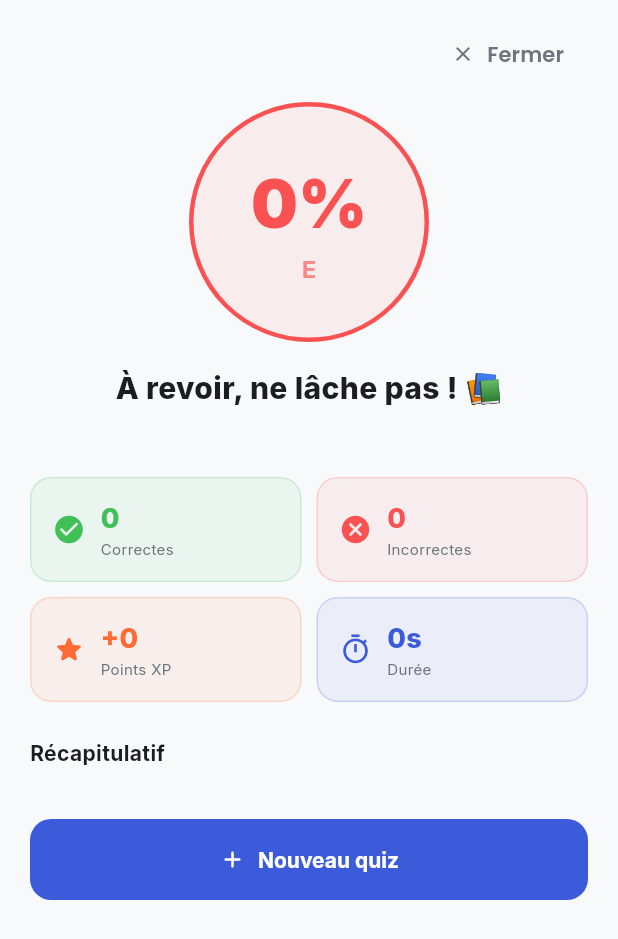
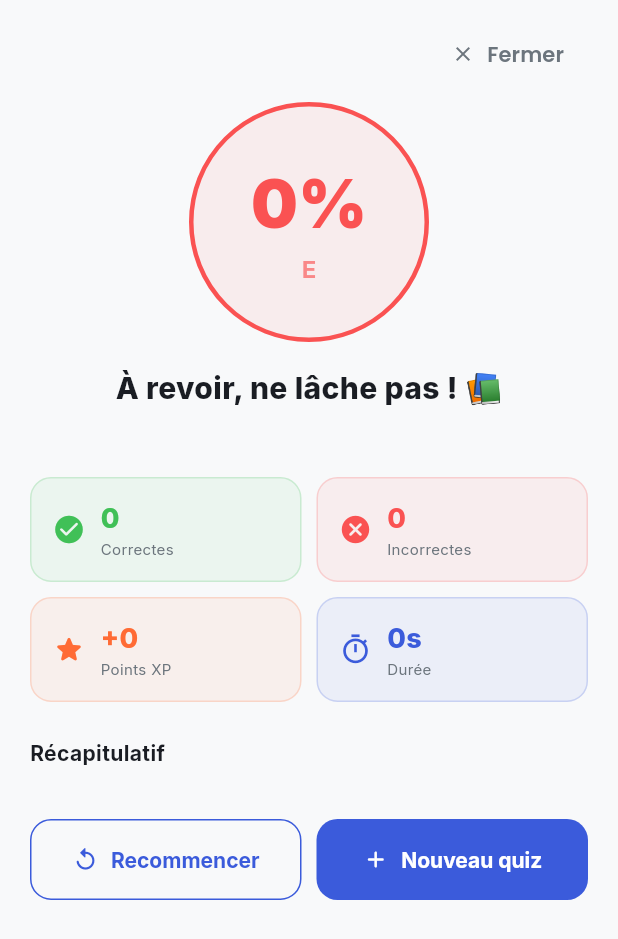
Before and after one commit to bit2025-kj/drift_code, a Flutter app: the _ResultScreen screen opened directly with empty values, on a phone screen of 412 x 824 dp. Shown: the top 939 px of the screen. Run offline on Flutter 3.47's test engine with Material 3 defaults, Android fonts, the phone set to English and light mode, and no system bars; our stand-ins replace cached_network_image, connectivity_plus, dio, drift, file_picker, flutter_markdown and 7 more; missing offline and left inert: syncfusion_flutter_pdfviewer; accounts and stored records are empty; generated files the repository leaves out were written again; network calls fail.

Commit message:
Fix AI document analysis, quiz correct answers, and history sync
- AI chat: _initWithDocument now downloads + uploads actual file to
  /ai/upload-document instead of sending metadata only; shows loading
  state in banner while file is being read
- AI upload: image documents are now analyzed by pixtral-large-latest
  to extract full text content instead of returning a placeholder
- Quiz: expose correct_answer in StartSessionResponse by switching
  questions from QuestionOut to QuestionWithAnswer — fixes always-red
  answers during session
- Quiz result: add Recommencer + Nouveau quiz buttons side by side
- Quiz history: _saveToHistory is now awaited and invalidates
  localQuizHistoryProvider so history updates immediately after each quiz

Co-Authored-By: Claude Sonnet 4.6 <noreply@anthropic.com>

```diff
--- a/frontend/lib/screens/quiz/quiz_session_screen.dart
+++ b/frontend/lib/screens/quiz/quiz_session_screen.dart
@@ -7,6 +7,7 @@ import 'package:nafa_edu/config/theme.dart';
 import 'package:nafa_edu/core/api/api_client.dart';
 import 'package:nafa_edu/core/api/api_endpoints.dart';
 import 'package:nafa_edu/models/quiz_model.dart';
+import 'package:nafa_edu/providers/quiz_provider.dart';
 import 'package:nafa_edu/services/quiz_history_storage.dart';
 
 class QuizSessionScreen extends ConsumerStatefulWidget {
@@ -101,14 +102,14 @@ class _QuizSessionScreenState extends ConsumerState<QuizSessionScreen> {
         data: {'answers': _answers, 'duration_seconds': elapsed},
       );
       final result = QuizSessionResult.fromJson(res.data);
-      _saveToHistory(result);
+      await _saveToHistory(result);
       if (mounted) setState(() { _result = result; _isSubmitting = false; });
     } catch (_) {
       if (mounted) setState(() => _isSubmitting = false);
     }
   }
 
-  void _saveToHistory(QuizSessionResult result) {
+  Future<void> _saveToHistory(QuizSessionResult result) async {
     final entry = QuizHistoryEntry(
       sessionId: widget.sessionId,
       quizId: widget.quiz.id,
@@ -129,7 +130,8 @@ class _QuizSessionScreenState extends ConsumerState<QuizSessionScreen> {
       )).toList(),
       answers: Map<String, String>.from(_answers),
     );
-    QuizHistoryStorage.save(entry);
+    await QuizHistoryStorage.save(entry);
+    if (mounted) ref.invalidate(localQuizHistoryProvider);
   }
 
   @override
@@ -724,25 +726,46 @@ class _ResultScreen extends StatelessWidget {
 
             const SizedBox(height: 24),
 
-            // ── Action ───────────────────────────────────────────────────────
-            SizedBox(
-              width: double.infinity,
+            // ── Actions ──────────────────────────────────────────────────────
+            Row(
+              children: [
+                Expanded(
+                  child: SizedBox(
+                    height: 54,
+                    child: OutlinedButton.icon(
+                      onPressed: () => Navigator.pop(context),
+                      icon: const Icon(Icons.replay_rounded, size: 18),
+                      label: Text(
+                        'Recommencer',
+                        style: GoogleFonts.inter(fontWeight: FontWeight.w700, fontSize: 14),
+                      ),
+                      style: OutlinedButton.styleFrom(
+                        foregroundColor: AppColors.primary,
+                        side: const BorderSide(color: AppColors.primary),
+                        shape: RoundedRectangleBorder(borderRadius: BorderRadius.circular(14)),
+                      ),
+                    ),
+                  ),
+                ),
+                const SizedBox(width: 10),
+                Expanded(
+                  child: SizedBox(
                     height: 54,
                     child: ElevatedButton.icon(
-                onPressed: () =>
-                    Navigator.of(context).popUntil((r) => r.isFirst),
+                      onPressed: () => Navigator.of(context).popUntil((r) => r.isFirst),
                       icon: const Icon(Icons.add_rounded, size: 18),
                       label: Text(
                         'Nouveau quiz',
-                  style: GoogleFonts.inter(
-                      fontWeight: FontWeight.w700, fontSize: 14),
+                        style: GoogleFonts.inter(fontWeight: FontWeight.w700, fontSize: 14),
                       ),
                       style: ElevatedButton.styleFrom(
-                  shape: RoundedRectangleBorder(
-                      borderRadius: BorderRadius.circular(14)),
+                        shape: RoundedRectangleBorder(borderRadius: BorderRadius.circular(14)),
                         elevation: 0,
                       ),
                     ),
+                  ),
+                ),
+              ],
             ),
           ],
         ),
```
Also changed, not shown: frontend/lib/screens/ai_chat/ai_chat_screen.dart (+79 -21 lines), 3 other files. Lines whose indentation alone changed are shown as unchanged.
